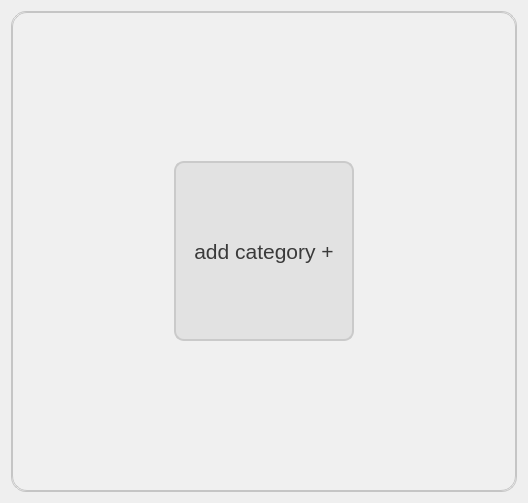
This is category.ui in HoseinMortezaei/yourLibrary as Qt 5 draws it before an edit. The edited form follows.
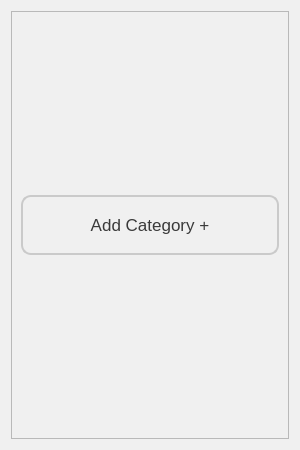
This is the edited form. Icons and pictures are not drawn.

```diff
--- a/category.ui
+++ b/category.ui
@@ -6,21 +6,28 @@
    <rect>
     <x>0</x>
     <y>0</y>
-    <width>528</width>
-    <height>503</height>
+    <width>300</width>
+    <height>450</height>
    </rect>
   </property>
+  <property name="minimumSize">
+   <size>
+    <width>300</width>
+    <height>450</height>
+   </size>
+  </property>
+  <property name="maximumSize">
+   <size>
+    <width>300</width>
+    <height>16777215</height>
+   </size>
+  </property>
   <property name="windowTitle">
    <string>Dialog</string>
   </property>
   <property name="styleSheet">
-   <string notr="true"/>
-  </property>
-  <layout class="QVBoxLayout" name="verticalLayout">
-   <item>
-    <widget class="QScrollArea" name="scrollArea">
-     <property name="styleSheet">
-      <string notr="true">QPushButton{
+   <string notr="true">
+QPushButton{
 	background-color: rgb(226, 226, 226);
 	border-radius: 10px;
 border-style: solid;
@@ -36,103 +43,71 @@
 QLabel{
 	color: rgb(97, 97, 97);
 }
+
+QScrollBar:vertical {
+    width: 17px;
+}
+QScrollBar::handle:vertical{
+	background-color: rgb(226, 226, 226);
+border-radius:5px;
+border:1px solid  rgb(202,202,202);
+}
+QScrollBar::add-line:vertical {
+border-width:3px;
+border-style:colid;
+	background-color: rgb(202, 202, 202);
+
+}
+QScrollBar::sub-line:vertical {
+border-width:3px;
+border-style:colid;
+border-color:green;
+	background-color: rgb(202, 202, 202);
+
+}
 QWidget{
 	background-color: rgb(240, 240, 240);
-border-radius:15px;
-border-style:solid;
-border-width:1px;
-border-color:rgb(197, 197, 197);
-}
-QPushButton{
-;
-	background-color: rgb(226, 226, 226);
-	border-radius: 10px;
-border-style: solid;
-border-width:2px;
-	border-color: rgb(202, 202, 202);
-	color: rgb(58, 58, 58);
-}
 
-QLineEdit{
-border-radius:10px;
-border-width:2px;
-	border-color: rgb(202, 202, 202);
-border-style: solid;
-	color: rgb(97, 97, 97);
-}
-QPushButton::hover{
-	background-color: rgb(200, 200, 200);
-border-color:rgb(170,170,170);
-}
-QComboBox{
-border-radius:10px;
-border-width:2px;
-	border-color: rgb(202, 202, 202);
-border-style: solid;
-	background-color: rgb(234, 234, 234);
-	color: rgb(58, 58, 58);
-}
-QComboBox::drop-down {
-    subcontrol-origin: padding;
-    subcontrol-position: top right;
-    width: 15px;
-
-    border-left-width: 2px;
-	border-color: rgb(202, 202, 202);
-    border-left-style: solid;
-    border-top-right-radius: 3px; 
-    border-bottom-right-radius: 3px;
-}
-QComboBox::down-arrow{
-image:url(darr.png);
-}
-QLabel{
-	color: rgb(97, 97, 97);
 }
 </string>
-     </property>
+  </property>
+  <layout class="QVBoxLayout" name="verticalLayout">
+   <item>
+    <widget class="QScrollArea" name="scrollArea">
      <property name="widgetResizable">
       <bool>true</bool>
      </property>
-     <property name="alignment">
-      <set>Qt::AlignLeading|Qt::AlignLeft|Qt::AlignTop</set>
-     </property>
      <widget class="QWidget" name="scrollAreaWidgetContents">
       <property name="geometry">
        <rect>
         <x>0</x>
         <y>0</y>
-        <width>508</width>
-        <height>483</height>
+        <width>280</width>
+        <height>430</height>
        </rect>
       </property>
-      <layout class="QGridLayout" name="gridLayout">
-       <item row="0" column="0">
-        <widget class="QPushButton" name="addbook">
+      <layout class="QVBoxLayout" name="verticalLayout_2">
+       <item>
+        <widget class="QPushButton" name="pushButton">
          <property name="minimumSize">
           <size>
-           <width>180</width>
-           <height>180</height>
+           <width>250</width>
+           <height>60</height>
           </size>
          </property>
          <property name="maximumSize">
           <size>
-           <width>180</width>
-           <height>180</height>
+           <width>12374654</width>
+           <height>60</height>
           </size>
          </property>
          <property name="font">
           <font>
-           <pointsize>16</pointsize>
-           <weight>50</weight>
-           <italic>false</italic>
-           <bold>false</bold>
-           <strikeout>false</strikeout>
-           <kerning>true</kerning>
+           <pointsize>13</pointsize>
           </font>
          </property>
          <property name="text">
-          <string>add category +</string>
+          <string>Add Category +</string>
          </property>
         </widget>
        </item>
```
